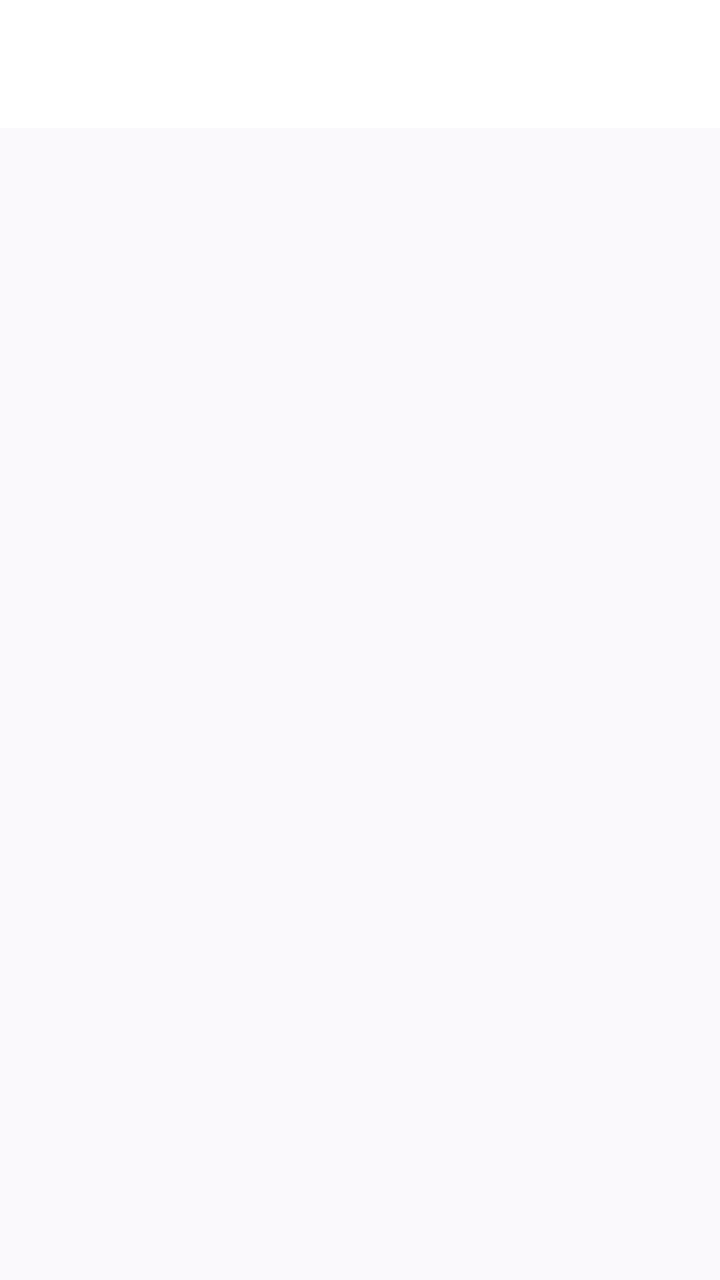
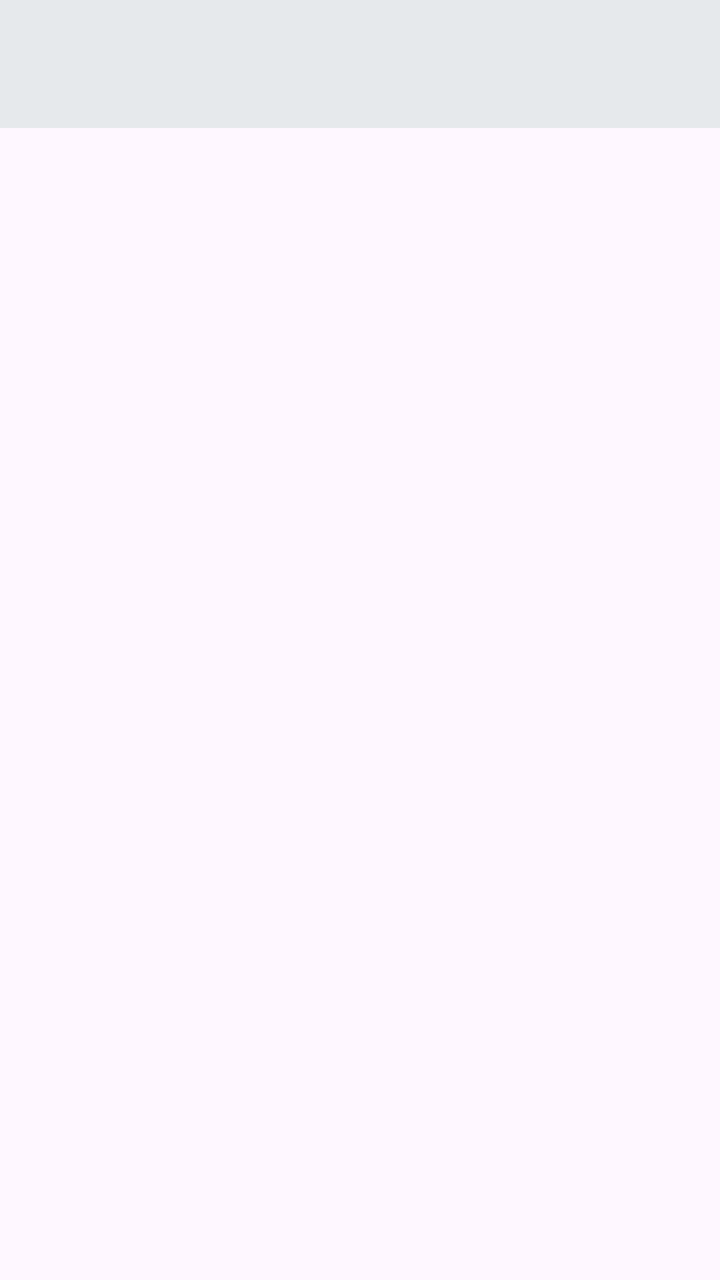

Compare the two renders of this Android layout. The source of the first and the diff that turns it into the second are given below.
<!-- AndroidManifest.xml: application theme Theme.BIMTCharity -->
<!-- res/layout/activity_main.xml -->
<?xml version="1.0" encoding="utf-8"?>
<androidx.drawerlayout.widget.DrawerLayout
    xmlns:android="http://schemas.android.com/apk/res/android"
    xmlns:app="http://schemas.android.com/apk/res-auto"
    android:id="@+id/drawerLayout"
    android:layout_width="match_parent"
    android:layout_height="match_parent"
    android:fitsSystemWindows="true">

    <LinearLayout
        android:layout_width="match_parent"
        android:layout_height="match_parent"
        android:orientation="vertical">

        <com.google.android.material.appbar.MaterialToolbar
            android:id="@+id/toolbar"
            android:layout_width="match_parent"
            android:layout_height="?attr/actionBarSize"
            android:background="@android:color/white"
            android:elevation="4dp"
            android:title="Dashboard"
            android:titleTextColor="@android:color/white"
            app:navigationIconTint="@android:color/white" />

        <FrameLayout
            android:id="@+id/contentFrame"
            android:layout_width="match_parent"
            android:layout_height="0dp"
            android:layout_weight="1" />

    </LinearLayout>

    <com.google.android.material.navigation.NavigationView
        android:id="@+id/navigationView"
        android:layout_width="300dp"
        android:layout_height="match_parent"
        android:layout_gravity="start"
        android:background="@color/white"
        android:fitsSystemWindows="true"
        app:headerLayout="@layout/nav_header_main"
        app:itemIconTint="@color/drawer_item_color"
        app:itemTextColor="@color/drawer_item_color"
        app:menu="@menu/drawer_menu"
        app:itemBackground="@drawable/drawer_item_background"/>

</androidx.drawerlayout.widget.DrawerLayout>
<!-- res/layout/nav_header_main.xml (included above) -->
<?xml version="1.0" encoding="utf-8"?>
<LinearLayout xmlns:android="http://schemas.android.com/apk/res/android"
    android:layout_width="match_parent"
    android:layout_height="150dp"
    android:background="@color/white"
    android:gravity="center_vertical"
    android:orientation="horizontal"
    android:paddingStart="16dp"
    android:paddingTop="20dp"
    android:paddingEnd="16dp"
    android:paddingBottom="16dp">

    <com.google.android.material.card.MaterialCardView
        android:layout_width="72dp"
        android:layout_height="72dp"
        android:layout_marginEnd="14dp"
        android:clipToOutline="true"
        app:cardBackgroundColor="@color/white"
        app:cardCornerRadius="36dp"
        app:cardElevation="2dp"
        app:strokeColor="@color/bimt_green_light"
        app:strokeWidth="1dp"
        xmlns:app="http://schemas.android.com/apk/res-auto">

        <ImageView
            android:id="@+id/imgDrawerLogo"
            android:layout_width="72dp"
            android:layout_height="72dp"
            android:contentDescription="@string/app_name"
            android:padding="4dp"
            android:scaleType="centerCrop"
            android:src="@drawable/ic_bimt_logo" />

    </com.google.android.material.card.MaterialCardView>

    <LinearLayout
        android:layout_width="0dp"
        android:layout_height="wrap_content"
        android:layout_weight="1"
        android:orientation="vertical">

        <TextView
            android:id="@+id/txtAppName"
            android:layout_width="wrap_content"
            android:layout_height="wrap_content"
            android:maxLines="2"
            android:text="BIMT Charity Foundation"
            android:textColor="@color/bimt_green_dark"
            android:textSize="17sp"
            android:textStyle="bold" />

        <TextView
            android:id="@+id/txtUserName"
            android:layout_width="wrap_content"
            android:layout_height="wrap_content"
            android:layout_marginTop="7dp"
            android:text="Akram Hossain"
            android:textColor="?attr/colorOnSurface"
            android:textSize="14sp"
            android:textStyle="bold" />

        <TextView
            android:id="@+id/txtStatus"
            android:layout_width="wrap_content"
            android:layout_height="wrap_content"
            android:layout_marginTop="3dp"
            android:text="● Online"
            android:textColor="@color/bimt_green"
            android:textSize="12sp" />

    </LinearLayout>

</LinearLayout>
<!-- resources referenced by this layout -->
<resources>
  <color name="bimt_green">#086638</color>
  <color name="bimt_green_dark">#064B2A</color>
  <color name="bimt_green_light">#E5F3EB</color>
  <color name="white">#FFFFFFFF</color>
  <!-- drawable drawer_item_background (drawable) -->
  <?xml version="1.0" encoding="utf-8"?>
  <selector xmlns:android="http://schemas.android.com/apk/res/android">
  
      <item android:state_checked="true">
          <shape android:shape="rectangle">
              <solid android:color="@color/bimt_green_light" />
              <corners android:radius="28dp" />
          </shape>
      </item>
  
      <item>
          <shape android:shape="rectangle">
              <solid android:color="@android:color/transparent" />
          </shape>
      </item>
  
  </selector>
  <!-- drawable ic_bimt_logo: vector/xml drawable (drawable, 2994 chars, omitted) -->
  <string name="app_name">BIMT Charity</string>
  <style name="Theme.BIMTCharity" parent="Theme.Material3.DayNight.NoActionBar">
  
          <item name="colorPrimary">@color/bimt_green</item>
          <item name="colorOnPrimary">@color/white</item>
  
          <item name="colorPrimaryContainer">@color/bimt_green_light</item>
          <item name="colorOnPrimaryContainer">@color/bimt_green_dark</item>
  
          <item name="colorSecondary">@color/bimt_gold</item>
          <item name="colorOnSecondary">@color/black</item>
  
          <item name="android:windowLightStatusBar">false</item>
          <item name="android:statusBarColor">@color/bimt_green_dark</item>
          <item name="android:navigationBarColor">@color/background_light</item>
  
          <item name="android:windowBackground">@color/background_light</item>
  
      </style>
  <color name="bimt_gold">#C89B2C</color>
  <color name="black">#FF000000</color>
  <color name="background_light">#FAF9FC</color>
</resources>

<!-- the commit's change to res/layout/activity_main.xml (unified diff, before → after) -->
@@ -10,13 +10,14 @@
     <LinearLayout
         android:layout_width="match_parent"
         android:layout_height="match_parent"
-        android:orientation="vertical">
+        android:orientation="vertical"
+        android:background="?attr/colorSurface">
 
         <com.google.android.material.appbar.MaterialToolbar
             android:id="@+id/toolbar"
             android:layout_width="match_parent"
             android:layout_height="?attr/actionBarSize"
-            android:background="@android:color/white"
+            android:background="?attr/colorSurface"
             android:elevation="4dp"
             android:title="Dashboard"
             android:titleTextColor="@android:color/white"
@@ -102,7 +103,7 @@
             android:layout_height="wrap_content"
             android:layout_marginTop="7dp"
             android:text="Akram Hossain"
-            android:textColor="?attr/colorOnSurface"
+            android:textColor="@color/bimt_green_dark"
             android:textSize="14sp"
             android:textStyle="bold" />
 
